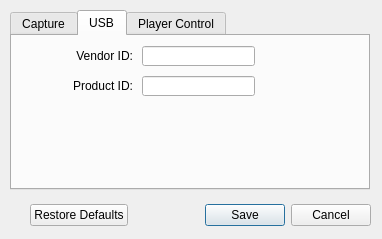
Qt form Linux-Application/DomesdayDuplicator/configurationdialog.ui (simoninns/DomesdayDuplicator-gui-app) before a commit.
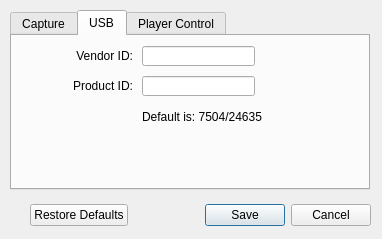
The same form after that commit. The open tabs and pages were chosen to show the change.

Diff of the .ui file:
```diff
--- a/Linux-Application/DomesdayDuplicator/configurationdialog.ui
+++ b/Linux-Application/DomesdayDuplicator/configurationdialog.ui
@@ -153,6 +153,19 @@
       </rect>
      </property>
     </widget>
+    <widget class="QLabel" name="label_7">
+     <property name="geometry">
+      <rect>
+       <x>130</x>
+       <y>70</y>
+       <width>141</width>
+       <height>21</height>
+      </rect>
+     </property>
+     <property name="text">
+      <string>Default is: 7504/24635</string>
+     </property>
+    </widget>
    </widget>
    <widget class="QWidget" name="playerControl">
     <attribute name="title">
```
